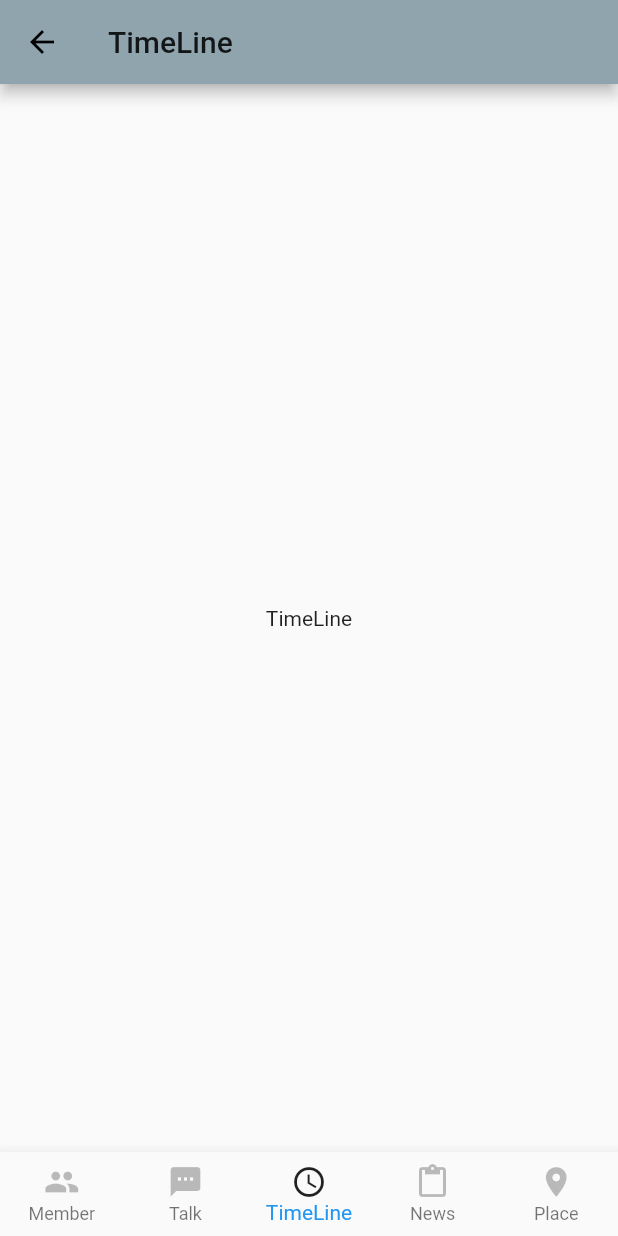
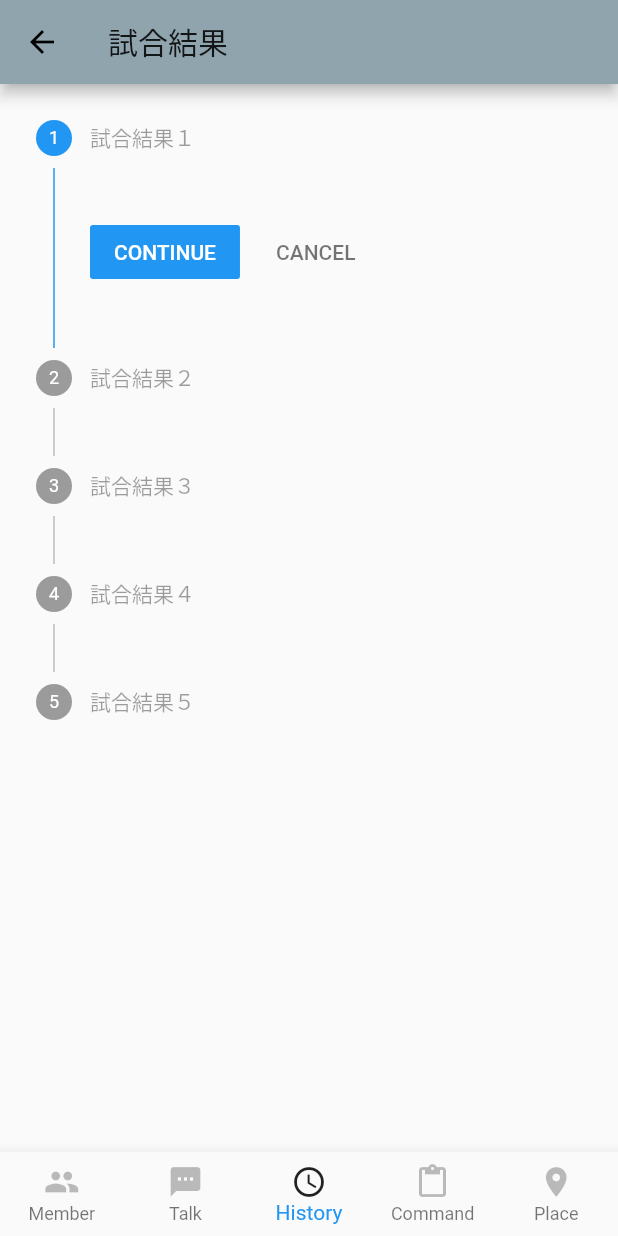
Before and after one commit to Hironori8/basketball-app, a Flutter app: the RootWidget screen opened directly, item 3 of the bottom bar chosen, on a phone screen of 412 x 824 dp. Run offline on Flutter 3.47's test engine with Material 2 defaults, Android fonts, the phone set to English and light mode, and no system bars; our stand-ins replace flutter_slidable.

Commit message:
Add command and history pages

```diff
--- a/lib/root.dart
+++ b/lib/root.dart
@@ -4,7 +4,8 @@ import 'routes/member_route.dart';
 import 'routes/talk_route.dart';
 import 'routes/timeline_route.dart';
 import 'routes/place_route.dart';
-import 'routes/new_route.dart';
+import 'routes/command_route.dart';
+
 
 class RootWidget extends StatefulWidget{
   RootWidget({Key key}):super(key:key);
@@ -30,8 +31,8 @@ class _RootWidgetState extends State<RootWidget>{
     //アイテムの名前のリスト
     'Member',
     'Talk',
-    'TimeLine',
-    'News',
+    'History',
+    'Command',
     'Place',
   ];
 
@@ -40,7 +41,7 @@ class _RootWidgetState extends State<RootWidget>{
     Member(),
     Talk(),
     TimeLine(),
-    News(),
+    Command(),
     Place(),
   ];
 
--- a/lib/routes/member_route.dart
+++ b/lib/routes/member_route.dart
@@ -1,5 +1,5 @@
 import 'package:flutter/material.dart';
-import 'member_pick_route.dart';
+import 'member_detail_route.dart';
 
 class Member extends StatelessWidget{
   @override
--- a/lib/routes/new_route.dart
+++ /dev/null
@@ -1,16 +0,0 @@
-import 'package:flutter/material.dart';
-
-class News extends StatelessWidget{
-  @override
-  Widget build(BuildContext context){
-    return Scaffold(
-      appBar: AppBar(
-          title: Text('News')
-      ),
-      body: Center(child: Text('News')
-      ),
-
-
-    );
-  }
-}
--- a/lib/routes/timeline_route.dart
+++ b/lib/routes/timeline_route.dart
@@ -1,16 +1,103 @@
 import 'package:flutter/material.dart';
 
-class TimeLine extends StatelessWidget{
+class TimeLine extends StatefulWidget {
   @override
-  Widget build(BuildContext context){
+  _TimeLineState createState() => new _TimeLineState();
+}
+
+class _TimeLineState extends State<TimeLine> {
+  int _currentStep = 0;
+
+  StepperType stepperType = StepperType.vertical;
+
+  @override
+  Widget build(BuildContext context) {
     return Scaffold(
       appBar: AppBar(
-          title: Text('TimeLine')
+        title: Text('試合結果'),
       ),
-      body: Center(child: Text('TimeLine')
+      body: Center(
+        child: Column(
+          children: <Widget>[
+            Expanded(
+              child: Stepper(
+                steps: _stepper(),
+                type: stepperType,
+                currentStep: this._currentStep,
+                onStepTapped: (step) {
+                  setState(() {
+                    this._currentStep = step;
+                  });
+                },
+                onStepContinue: () {
+                  setState(() {
+                    if (this._currentStep < this._stepper().length - 1) {
+                      this._currentStep = this._currentStep + 1;
+                    } else {
+                      print('complete');
+                    }
+                  });
+                },
+                onStepCancel: () {
+                  setState(() {
+                    if (this._currentStep > 0) {
+                      this._currentStep = this._currentStep - 1;
+                    } else {
+                      this._currentStep = 0;
+                    }
+                  });
+                },
+              ),
+            ),
+          ],
+        ),
       ),
-
-
     );
   }
+
+  List<Step> _stepper() {
+    List<Step> _steps = [
+      Step(
+          title: Text('試合結果１'),
+          content: Column(
+            children: <Widget>[
+            ],
+          ),
+          isActive: _currentStep >= 0,
+          state: StepState.disabled),
+      Step(
+          title: Text('試合結果２'),
+          content: Column(
+            children: <Widget>[
+            ],
+          ),
+          isActive: _currentStep >= 1,
+          state: StepState.disabled),
+      Step(
+          title: Text('試合結果３'),
+          content: Column(
+            children: <Widget>[
+            ],
+          ),
+          isActive: _currentStep >= 2,
+          state: StepState.disabled),
+      Step(
+          title: Text('試合結果４'),
+          content: Column(
+            children: <Widget>[
+            ],
+          ),
+          isActive: _currentStep >= 3,
+          state: StepState.disabled),
+      Step(
+          title: Text('試合結果５'),
+          content: Column(
+            children: <Widget>[
+            ],
+          ),
+          isActive: _currentStep >= 4,
+          state: StepState.disabled),
+    ];
+    return _steps;
+  }
 }
```
Also changed, not shown: lib/routes/command_detail.dart (renamed from lib/routes/place_detail_route.dart, +4 -4 lines), lib/routes/command_route.dart (added, +34 -0 lines), lib/routes/member_detail_route.dart (renamed from lib/routes/member_pick_route.dart).
